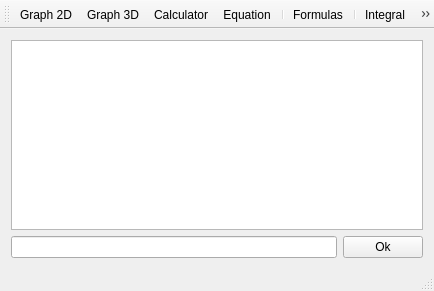
The window that mainwindow.ui (joaodeus/mathgraphica) describes before a commit, drawn with Qt 5.
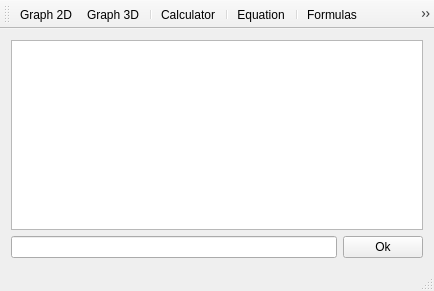
The same window after the commit. Icons and pictures are not drawn.

Commit message: Development of user defined functions in the cmd and in a gui widget.

The edit to the form file:
```diff
--- a/mainwindow.ui
+++ b/mainwindow.ui
@@ -63,10 +63,13 @@
    </attribute>
    <addaction name="actionGraph_2D"/>
    <addaction name="actionGraph_3D"/>
+   <addaction name="separator"/>
    <addaction name="actionCalculator"/>
+   <addaction name="separator"/>
    <addaction name="actionEquation"/>
    <addaction name="separator"/>
    <addaction name="actionFormulas"/>
+   <addaction name="actionFunctions"/>
    <addaction name="separator"/>
    <addaction name="actionIntegral"/>
    <addaction name="actionIntegral_double"/>
@@ -177,6 +180,15 @@
     <string>Graph 2D</string>
    </property>
   </action>
+  <action name="actionFunctions">
+   <property name="icon">
+    <iconset resource="mathgraphica.qrc">
+     <normaloff>:/images/images/functions.png</normaloff>:/images/images/functions.png</iconset>
+   </property>
+   <property name="text">
+    <string>Functions</string>
+   </property>
+  </action>
  </widget>
  <layoutdefault spacing="6" margin="11"/>
  <resources>
```
Left out of the diff: 2 changed lines with no effect on the pictures. The commit also changes 14 other files.
